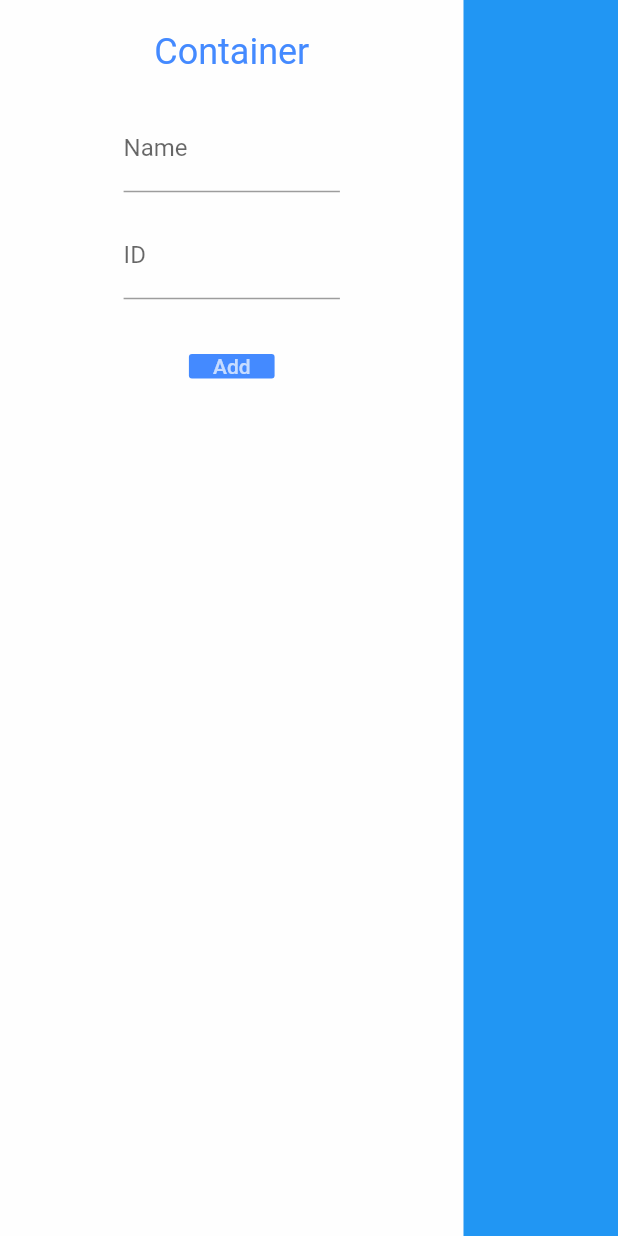
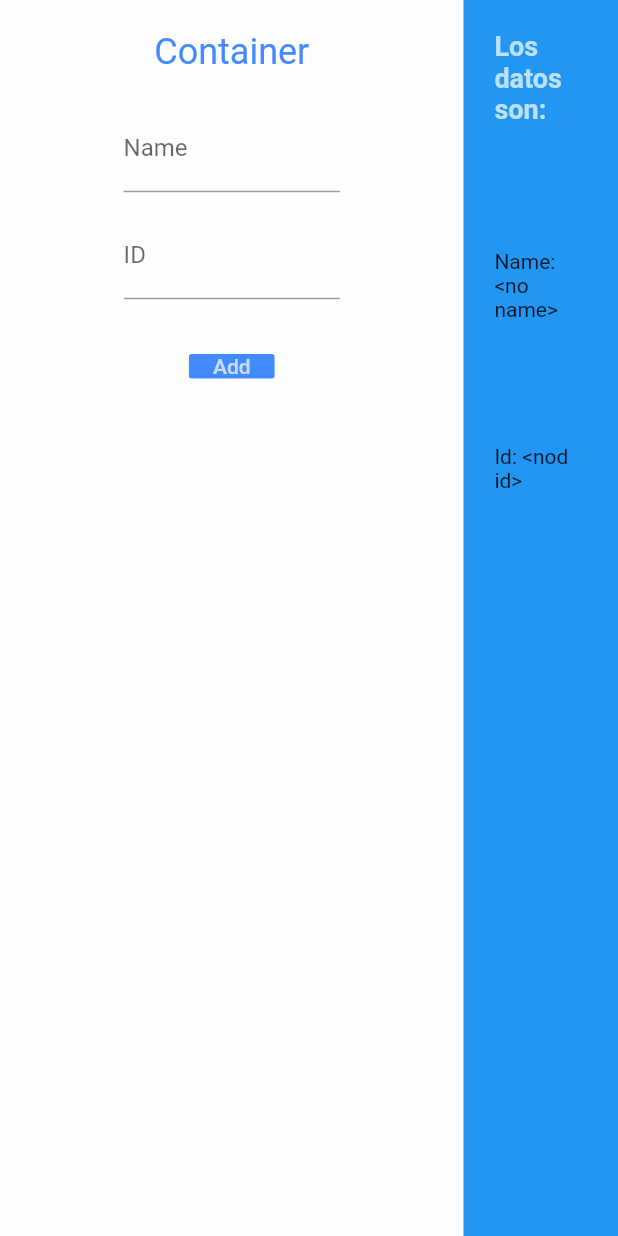
Before and after one commit to e-cala/1st_web_form_git, a Flutter app: the screen it shows after launch, on a phone screen of 412 x 824 dp. Run offline on Flutter 3.47's test engine with Material 2 defaults, Android fonts, the light colour scheme and no system bars; our stand-ins replace rxdart.

Commit message:
Pantalla home montada y Bloc funcionando

```diff
--- a/lib/main.dart
+++ b/lib/main.dart
@@ -1,4 +1,5 @@
 import 'package:flutter/material.dart';
+import 'package:web_form_git/src/blocs/provider.dart';
 import 'package:web_form_git/src/pages/home_page.dart';
 
 void main() {
@@ -8,13 +9,15 @@ void main() {
 class MyApp extends StatelessWidget {
   @override
   Widget build(BuildContext context) {
-    return MaterialApp(
-      title: 'Flutter Demo',
-      theme: ThemeData(
-        primarySwatch: Colors.blue,
-        visualDensity: VisualDensity.adaptivePlatformDensity,
+    return Provider(
+      child: MaterialApp(
+        title: 'Flutter Demo',
+        theme: ThemeData(
+          primarySwatch: Colors.blue,
+          visualDensity: VisualDensity.adaptivePlatformDensity,
+        ),
+        home: HomePage(),
       ),
-      home: HomePage(),
     );
   }
 }
--- /dev/null
+++ b/lib/src/blocs/formBloc.dart
@@ -0,0 +1,25 @@
+import 'package:rxdart/rxdart.dart';
+
+class FormBloc{
+
+  BehaviorSubject _nameController = BehaviorSubject<String>();
+  BehaviorSubject _idController = BehaviorSubject<String>();
+
+  //sink
+   set addName(String text) => _nameController.add(text);
+   set addId(String text) => _idController.add(text);
+
+  //stream
+  BehaviorSubject<String> get nameStream => _nameController.stream;
+  BehaviorSubject<String> get idStream => _idController.stream;
+
+  //get
+  get nameValue => _nameController.value;
+  get idValue => _idController.value;
+
+  dispose() {
+    _nameController?.close();
+    _idController?.close();
+  }
+
+}
--- /dev/null
+++ b/lib/src/blocs/provider.dart
@@ -0,0 +1,15 @@
+import 'package:flutter/cupertino.dart';
+import 'package:web_form_git/src/blocs/formBloc.dart';
+
+
+class Provider extends InheritedWidget {
+  Provider({Key key, Widget child}) : super(key: key, child: child);
+
+  final _formBloc = FormBloc();
+
+  static FormBloc of(BuildContext context) => context.dependOnInheritedWidgetOfExactType<Provider>()._formBloc;
+
+  @override
+  bool updateShouldNotify(Provider oldWidget) => true;
+
+}
--- a/lib/src/pages/home_page.dart
+++ b/lib/src/pages/home_page.dart
@@ -1,17 +1,89 @@
 import 'package:flutter/material.dart';
+import 'package:web_form_git/src/blocs/formBloc.dart';
+import 'package:web_form_git/src/blocs/provider.dart';
 
 class HomePage extends StatelessWidget {
   @override
   Widget build(BuildContext context) {
+    final _bloc = Provider.of(context);
     final _formKey = GlobalKey<FormState>();
-    TextEditingController _nameController = TextEditingController();
-    TextEditingController _idController = TextEditingController();
     return Scaffold(
       body: LayoutBuilder(
           builder: (BuildContext context, BoxConstraints constraints) {
         return Row(
           children: [
-            Expanded(
+            LeftSide(constraints: constraints, formKey: _formKey, bloc: _bloc),
+            RightSide(constraints: constraints, bloc: _bloc),
+          ],
+        );
+      }),
+    );
+  }
+}
+
+class RightSide extends StatelessWidget {
+  const RightSide({
+    Key key,
+    @required FormBloc bloc,
+    @required BoxConstraints constraints,
+  })  : constraints = constraints,
+        _bloc = bloc,
+        super(key: key);
+
+  final FormBloc _bloc;
+  final BoxConstraints constraints;
+
+  @override
+  Widget build(BuildContext context) {
+    return Expanded(
+      flex: 1,
+      child: Container(
+        color: Colors.blue,
+        child: Padding(
+          padding: EdgeInsets.all(constraints.maxWidth * 0.05),
+          child: Column(children: [
+            Text('Los datos son:',
+                style: TextStyle(
+                    color: Colors.white70,
+                    fontSize: 18,
+                    fontWeight: FontWeight.bold)),
+            SizedBox(height: constraints.maxHeight * 0.1),
+            StreamBuilder<String>(
+                stream: _bloc.nameStream,
+                builder: (context, snapshot) => snapshot.data == null
+                    ? Text('Name: <no name>')
+                    : Text('Name: ${snapshot.data.toUpperCase()}')),
+            SizedBox(height: constraints.maxHeight * 0.1),
+            StreamBuilder<String>(
+                stream: _bloc.idStream,
+                builder: (context, snapshot) => snapshot.data == null
+                    ? Text('Id: <nod id>')
+                    : Text('Id: ${snapshot.data.toUpperCase()}')),
+          ]),
+        ),
+      ),
+    );
+  }
+}
+
+class LeftSide extends StatelessWidget {
+  const LeftSide({
+    Key key,
+    @required GlobalKey<FormState> formKey,
+    @required FormBloc bloc,
+    @required BoxConstraints constraints,
+  })  : constraints = constraints,
+        _formKey = formKey,
+        _bloc = bloc,
+        super(key: key);
+
+  final GlobalKey<FormState> _formKey;
+  final FormBloc _bloc;
+  final BoxConstraints constraints;
+
+  @override
+  Widget build(BuildContext context) {
+    return Expanded(
       flex: 3,
       child: Container(
         height: constraints.maxHeight,
@@ -24,30 +96,27 @@ class HomePage extends StatelessWidget {
               child: Center(
                 child: Text(
                   'Container',
-                          style:
-                              TextStyle(color: Colors.blueAccent, fontSize: 24),
+                  style: TextStyle(color: Colors.blueAccent, fontSize: 24),
                 ),
               ),
             ),
             Container(
-                      padding: EdgeInsets.symmetric(
-                          horizontal: constraints.maxWidth * 0.2),
+              padding:
+                  EdgeInsets.symmetric(horizontal: constraints.maxWidth * 0.2),
               child: Form(
                 key: _formKey,
                 child: Column(
                   children: [
                     TextFormField(
-                              controller: _nameController,
-                              validator: (val) =>
-                                  val.isEmpty ? 'Invalid Name' : null,
-                              decoration: InputDecoration(
-                                  hintText: 'Eric', labelText: 'Name'),
+                      onChanged: (val) => _bloc.addName = val,
+                      validator: (val) => val.isEmpty ? 'Invalid Name' : null,
+                      decoration:
+                          InputDecoration(hintText: 'Eric', labelText: 'Name'),
                     ),
                     SizedBox(height: constraints.maxWidth * 0.03),
                     TextFormField(
-                              controller: _idController,
-                              validator: (val) =>
-                                  val.isEmpty ? 'Invalid ID' : null,
+                      onChanged: (val) => _bloc.addId = val,
+                      validator: (val) => val.isEmpty ? 'Invalid ID' : null,
                       decoration: InputDecoration(
                           hintText: 'xxxxxx-E', labelText: 'ID'),
                     ),
@@ -57,8 +126,8 @@ class HomePage extends StatelessWidget {
                       minWidth: constraints.maxWidth * 0.1,
                       color: Colors.blueAccent,
                       onPressed: () {
-                                print(_nameController.text);
-                                print(_idController.text);
+                        print(_bloc.nameValue);
+                        print(_bloc.idValue);
                       },
                       child: Text(
                         'Add',
@@ -72,22 +141,6 @@ class HomePage extends StatelessWidget {
           ],
         ),
       ),
-            ),
-            Expanded(
-              flex: 1,
-              child: Container(
-                color: Colors.blue,
-                child: Column(
-                  children: [
-                    Text('${_nameController.text}'),
-                    Text('${_idController.text}')
-                  ]
-                ),
-              ),
-            ),
-          ],
-        );
-      }),
     );
   }
 }
--- a/pubspec.yaml
+++ b/pubspec.yaml
@@ -28,6 +28,7 @@ dependencies:
   # The following adds the Cupertino Icons font to your application.
   # Use with the CupertinoIcons class for iOS style icons.
   cupertino_icons: ^0.1.3
+  rxdart: ^0.24.1
 
 dev_dependencies:
   flutter_test:
```
Also changed, not shown: pubspec.lock. Lines whose indentation alone changed are shown as unchanged.
